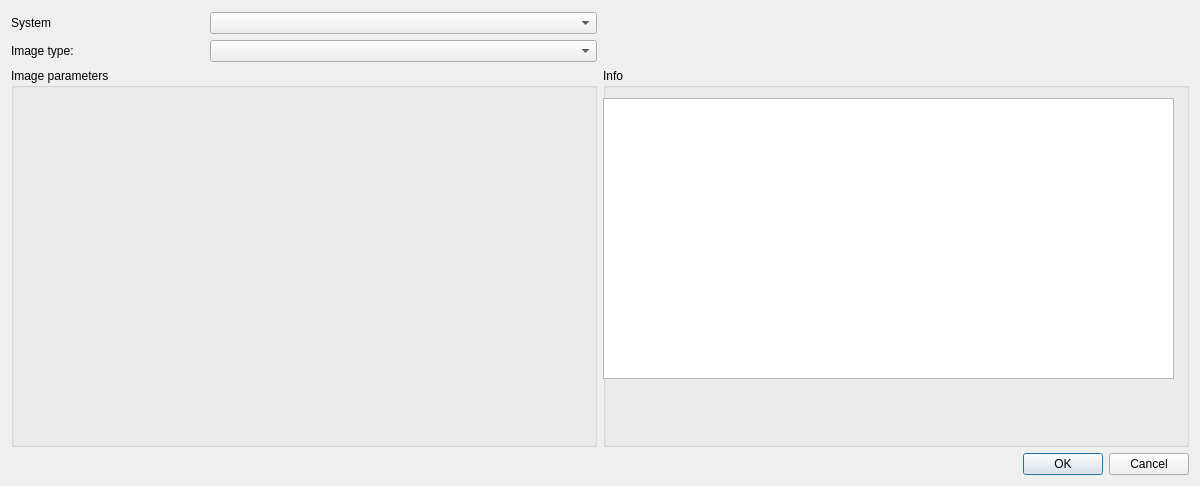
Above: dialognewimage.ui from leuat/TRSE before the change. Below: the same form after it.
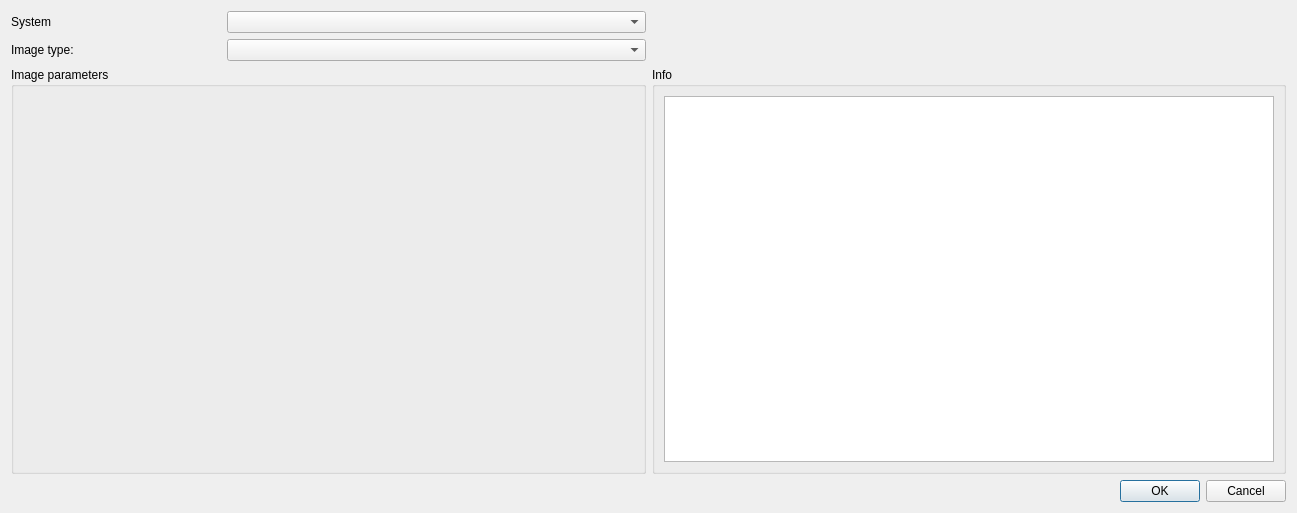
That is the form after the change.

Commit message: New image layout grid

```diff
--- a/dialognewimage.ui
+++ b/dialognewimage.ui
@@ -6,14 +6,28 @@
    <rect>
     <x>0</x>
     <y>0</y>
-    <width>1200</width>
-    <height>486</height>
+    <width>1297</width>
+    <height>513</height>
    </rect>
   </property>
   <property name="windowTitle">
    <string>New image</string>
   </property>
-  <layout class="QGridLayout" name="gridLayout_2" rowstretch="0,3,3,20,0" columnstretch="1,1" rowminimumheight="1,1,1,1,0">
+  <layout class="QGridLayout" name="gridLayout_2" rowstretch="0,3,3,20,0" columnstretch="1,1">
+   <item row="2" column="0">
+    <layout class="QHBoxLayout" name="horizontalLayout_2" stretch="1,2">
+     <item>
+      <widget class="QLabel" name="label_2">
+       <property name="text">
+        <string>Image type:</string>
+       </property>
+      </widget>
+     </item>
+     <item>
+      <widget class="QComboBox" name="cmbImageType"/>
+     </item>
+    </layout>
+   </item>
    <item row="3" column="0">
     <widget class="QGroupBox" name="grpLevelDesignerParams">
      <property name="enabled">
@@ -27,24 +41,14 @@
        <rect>
         <x>20</x>
         <y>40</y>
-        <width>371</width>
-        <height>271</height>
+        <width>591</width>
+        <height>281</height>
        </rect>
       </property>
       <layout class="QGridLayout" name="grdParams"/>
      </widget>
     </widget>
    </item>
-   <item row="4" column="0" colspan="2">
-    <widget class="QDialogButtonBox" name="btnResult">
-     <property name="orientation">
-      <enum>Qt::Horizontal</enum>
-     </property>
-     <property name="standardButtons">
-      <set>QDialogButtonBox::Cancel|QDialogButtonBox::Ok</set>
-     </property>
-    </widget>
-   </item>
    <item row="1" column="0">
     <layout class="QHBoxLayout" name="horizontalLayout" stretch="1,2">
      <item>
@@ -64,31 +68,22 @@
      <property name="title">
       <string>Info</string>
      </property>
-     <widget class="QTextBrowser" name="lblInfo">
-      <property name="geometry">
-       <rect>
-        <x>0</x>
-        <y>30</y>
-        <width>571</width>
-        <height>281</height>
-       </rect>
-      </property>
-     </widget>
+     <layout class="QGridLayout" name="gridLayout">
+      <item row="0" column="0">
+       <widget class="QTextBrowser" name="lblInfo"/>
+      </item>
+     </layout>
     </widget>
    </item>
-   <item row="2" column="0">
-    <layout class="QHBoxLayout" name="horizontalLayout_2" stretch="1,2">
-     <item>
-      <widget class="QLabel" name="label_2">
-       <property name="text">
-        <string>Image type:</string>
-       </property>
-      </widget>
-     </item>
-     <item>
-      <widget class="QComboBox" name="cmbImageType"/>
-     </item>
-    </layout>
+   <item row="4" column="0" colspan="2">
+    <widget class="QDialogButtonBox" name="btnResult">
+     <property name="orientation">
+      <enum>Qt::Horizontal</enum>
+     </property>
+     <property name="standardButtons">
+      <set>QDialogButtonBox::Cancel|QDialogButtonBox::Ok</set>
+     </property>
+    </widget>
    </item>
   </layout>
  </widget>
```
